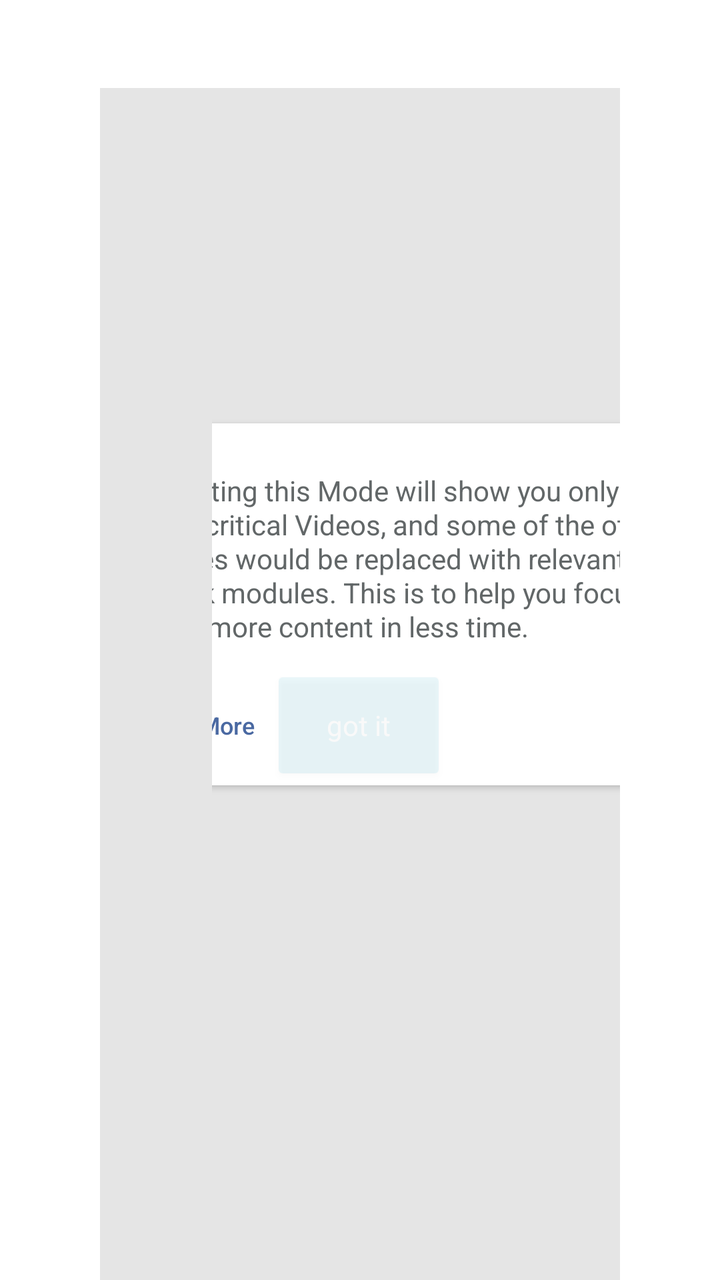
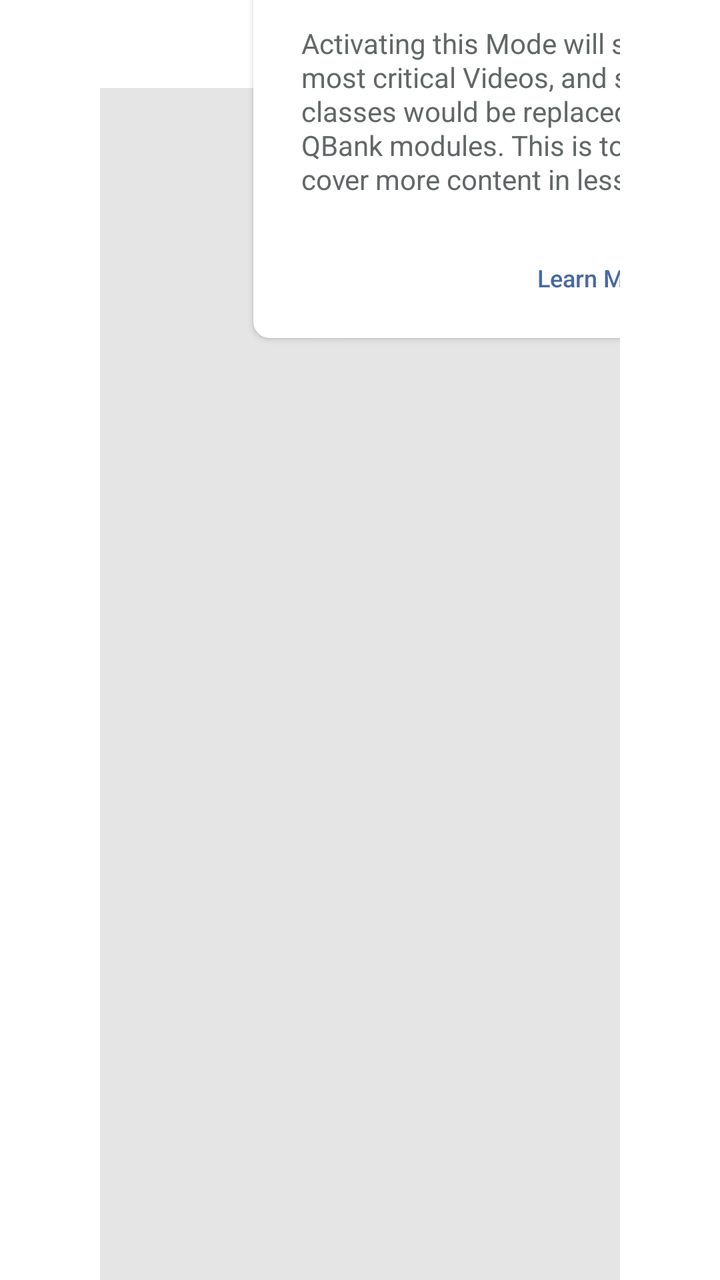

An Android layout rendered at two revisions. The XML below is the earlier revision; the diff shows what the commit changed to produce the second picture.
<!-- AndroidManifest.xml: application theme AppTheme -->
<!-- res/layout/tooltip_intern_mode_info_replica.xml -->
<?xml version="1.0" encoding="utf-8"?>
<androidx.constraintlayout.widget.ConstraintLayout xmlns:android="http://schemas.android.com/apk/res/android"
    xmlns:app="http://schemas.android.com/apk/res-auto"
    android:id="@+id/tooltipInternModeInfo"
    android:layout_width="match_parent"
    android:layout_height="match_parent"
    android:focusable="true"
    android:focusableInTouchMode="true"
    android:visibility="visible"
    android:enabled="true"
    android:fitsSystemWindows="true"
    android:paddingHorizontal="@dimen/margin_50">

    <View
        android:layout_width="match_parent"
        android:layout_height="match_parent"
        android:layout_marginTop="44dp"
        android:background="@color/black"
        android:alpha="0.1" />

    <FrameLayout
        android:id="@+id/container"
        android:layout_width="match_parent"
        android:layout_height="match_parent"
        android:paddingLeft="?attr/actionBarSize"
        app:layout_constraintStart_toStartOf="parent"
        app:layout_constraintTop_toTopOf="parent">

        <androidx.cardview.widget.CardView
            android:id="@+id/cardInternModeTooltip"
            android:layout_width="@dimen/tooltip_height_340dp"
            android:layout_height="wrap_content"
            android:layout_gravity="center"
            android:layout_marginHorizontal="@dimen/margin_16dp"
            android:layout_marginTop="-18dp"
            app:cardBackgroundColor="?attr/colorSurface"
            app:cardCornerRadius="@dimen/margin_8dp"
            app:cardUseCompatPadding="true">

            <LinearLayout
                android:layout_width="match_parent"
                android:layout_height="wrap_content"
                android:orientation="vertical"
                android:paddingLeft="@dimen/margin_20dp"
                android:paddingTop="16dp"
                android:paddingHorizontal="@dimen/padding_24">

                <TextView
                    android:id="@+id/txtToolTipBody"
                    style="?attr/bodySmall"
                    android:layout_width="match_parent"
                    android:layout_height="wrap_content"
                    android:layout_marginTop="@dimen/margin_8dp"
                    android:text="@string/text_concise_tooltip_description"
                    android:textColor="?attr/colorOnSurface" />

                <LinearLayout
                    android:layout_width="wrap_content"
                    android:layout_height="wrap_content"
                    android:layout_marginTop="@dimen/padding_10"
                    android:gravity="end"
                    android:orientation="horizontal">

                    <TextView
                        android:id="@+id/tvLearnMore"
                        style="?attr/subtext2"
                        android:layout_width="wrap_content"
                        android:layout_height="match_parent"
                        android:gravity="center_vertical"
                        android:text="@string/nav_learn_more"
                        android:textColor="?attr/onSurfaceBgLinks" />

                    <Button
                        android:id="@+id/btnInternModeToolTipDone"
                        style="?attr/bodySmall"
                        android:layout_width="wrap_content"
                        android:layout_height="wrap_content"
                        android:minHeight="@dimen/margin_60"
                        android:layout_marginHorizontal="@dimen/margin_8dp"
                        android:paddingHorizontal="@dimen/padding_24"
                        android:backgroundTint="@color/colorPrimary"
                        android:alpha="0.13"
                        android:text="@string/got_it"
                        android:textColor="?attr/colorOnPrimary" />
                </LinearLayout>
            </LinearLayout>
        </androidx.cardview.widget.CardView>

        <ImageView
            android:id="@+id/ivTooltip"
            android:layout_width="42dp"
            android:layout_height="42dp"
            android:layout_gravity="start|top"
            android:layout_marginStart="3dp"
            android:layout_marginTop="-38dp"
            android:src="@drawable/tooltip_arrow_v1"
            android:tint="?attr/colorSurface"
            app:layout_constraintBottom_toTopOf="@id/container"
            app:layout_constraintStart_toStartOf="@id/container"
            app:layout_constraintTop_toTopOf="@id/container" />
    </FrameLayout>
</androidx.constraintlayout.widget.ConstraintLayout>
<!-- resources referenced by this layout -->
<resources>
  <color name="black">#000000</color>
  <color name="colorPrimary">#62c8df</color>
  <dimen name="margin_16dp">16dp</dimen>
  <dimen name="margin_20dp">20dp</dimen>
  <dimen name="margin_50">50dp</dimen>
  <dimen name="margin_60">60dp</dimen>
  <dimen name="margin_8dp">8dp</dimen>
  <dimen name="padding_10">10dp</dimen>
  <dimen name="padding_24">24dp</dimen>
  <dimen name="tooltip_height_340dp">340dp</dimen>
  <string name="got_it">got it</string>
  <string name="nav_learn_more">Learn More</string>
  <string name="text_concise_tooltip_description">Activating this Mode will show you only the most critical Videos, and some of the other classes would be replaced with relevant QBank modules. This is to help you focus &amp; cover more content in less time.</string>
  <color name="white">#ffffff</color>
  <color name="shell_surface">#FFFFFFFF</color>
  <color name="shell_background">#FFFFFFFF</color>
  <color name="shell_selected">#FF62C8DF</color>
  <style name="TextAppearance.Dr.Body2" parent="TextAppearance.MaterialComponents.Body2">
          <item name="android:textSize">14sp</item>
          <item name="android:textColor">?attr/colorOnSurface</item>
          <item name="android:letterSpacing">0</item>
          <item name="android:fontFamily">sans-serif</item>
          <item name="lineHeight">17sp</item>
      </style>
  <style name="TextAppearance.Dr.Body1" parent="TextAppearance.MaterialComponents.Body1">
          <item name="android:textSize">16sp</item>
          <item name="android:textColor">?attr/colorOnSurface</item>
          <item name="android:letterSpacing">0</item>
          <item name="android:fontFamily">sans-serif</item>
          <item name="lineHeight">19sp</item>
      </style>
  <color name="n_05">#f5f5f5</color>
  <color name="n_00">#ffffff</color>
  <color name="sepia85">#fbe795</color>
  <color name="mb_50">#62c8df</color>
  <color name="mb_50_a_20">#3362c8df</color>
  <color name="n_00_o_50">#80000000</color>
  <color name="links">#4a69a2</color>
  <color name="n_10">#e5e6e6</color>
  <color name="mb_90">#16343b</color>
  <color name="n_60">#626768</color>
  <color name="n_50">#7b8182</color>
  <color name="n_40">#959a9b</color>
  <color name="n_15">#d7d9da</color>
  <style name="TextAppearance.Dr.SmallText2" parent="TextAppearance.Dr.Caption">
          <item name="android:textColor">?attr/colorOnSurface</item>
          <item name="android:letterSpacing">0</item>
          <item name="android:fontFamily">sans-serif-medium</item>
      </style>
  <style name="TextAppearance.Dr.Subtitle1" parent="TextAppearance.MaterialComponents.Subtitle1">
          <item name="android:textSize">12sp</item>
          <item name="android:textColor">?attr/colorOnSurface</item>
          <item name="android:letterSpacing">0</item>
          <item name="android:fontFamily">sans-serif</item>
          <item name="lineHeight">14sp</item>
      </style>
  <color name="tGreen">#1f4851</color>
  <color name="n_70">#4a4d4e</color>
  <color name="n_30">#b0b3b4</color>
  <color name="blue4">#4da3b6</color>
  <color name="index_color">#3c8090</color>
  <color name="blue3">#80d2e5</color>
  <style name="TextAppearance.Dr.Headline2" parent="TextAppearance.MaterialComponents.Headline2">
          <item name="android:textSize">30sp</item>
          <item name="android:textColor">?attr/colorOnSurface</item>
          <item name="android:letterSpacing">0</item>
          <item name="android:fontFamily">sans-serif-medium</item>
          <item name="lineHeight">36sp</item>
      </style>
  <color name="green03">#c0ed86</color>
  <style name="TextAppearance.Dr.Caption" parent="TextAppearance.MaterialComponents.Caption">
          <item name="android:textSize">10sp</item>
          <item name="android:textColor">?attr/colorOnSurface</item>
          <item name="android:letterSpacing">0</item>
          <item name="android:fontFamily">sans-serif</item>
          <item name="lineHeight">12sp</item>
      </style>
  <!-- unchanged entries left out for length: 8 -->
</resources>

<!-- the commit's change to res/layout/tooltip_intern_mode_info_replica.xml (unified diff, before → after) -->
@@ -7,7 +7,7 @@
     android:focusable="true"
     android:focusableInTouchMode="true"
     android:visibility="visible"
-    android:enabled="true"
+    android:clickable="true"
     android:fitsSystemWindows="true"
     android:paddingHorizontal="@dimen/margin_50">
 
@@ -30,7 +30,7 @@
             android:id="@+id/cardInternModeTooltip"
             android:layout_width="@dimen/tooltip_height_340dp"
             android:layout_height="wrap_content"
-            android:layout_gravity="center"
+            android:clickable="true"
             android:layout_marginHorizontal="@dimen/margin_16dp"
             android:layout_marginTop="-18dp"
             app:cardBackgroundColor="?attr/colorSurface"
@@ -58,7 +58,7 @@
                     android:layout_width="wrap_content"
                     android:layout_height="wrap_content"
                     android:layout_marginTop="@dimen/padding_10"
-                    android:gravity="end"
+                    android:layout_gravity="end"
                     android:orientation="horizontal">
 
                     <TextView
